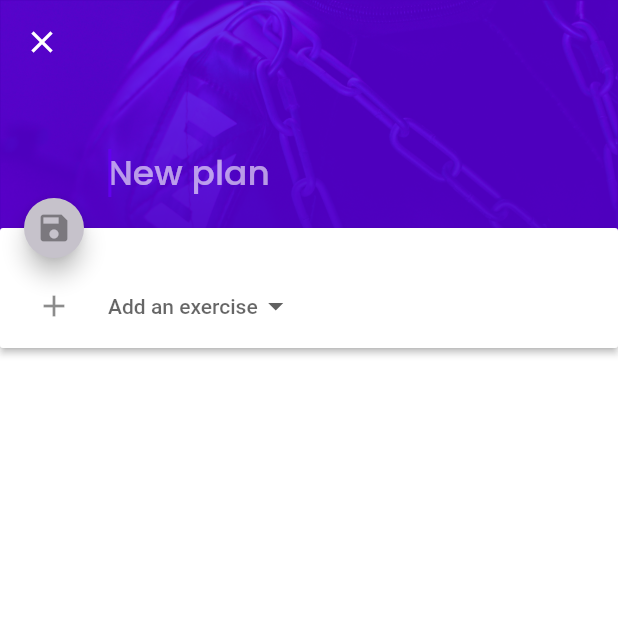
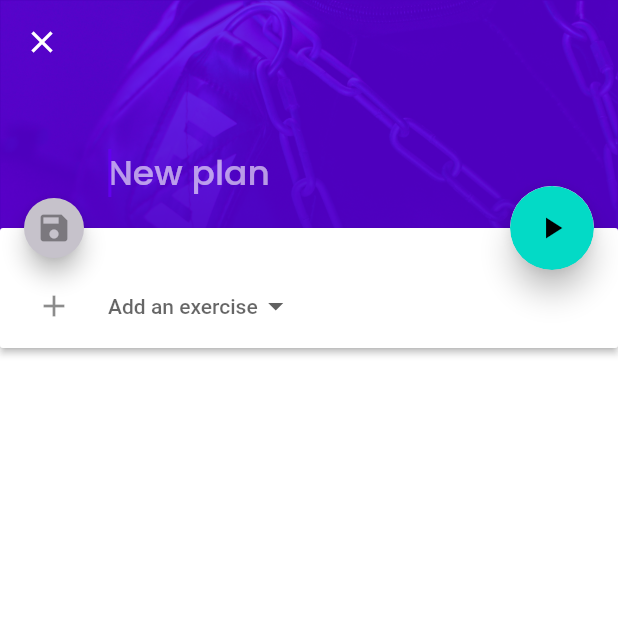
Before and after one commit to patakihara/rhythm_app, a Flutter app: the PlanPage screen opened directly, on a phone screen of 412 x 824 dp, the top half of it. Run offline on Flutter 3.47's test engine with Material 2 defaults, Android fonts, the phone set to English and light mode, and no system bars; our stand-ins replace audio_service, google_fonts, just_audio, material_design_icons_flutter, percent_indicator, shared_preferences and 1 more; missing offline and left inert: audio_session, flutter_media_notification, rubber; accounts and stored records are empty.

Commit message:
Improved fab animations
Also improved delete icon animation in PlanPage and ExercisePage

```diff
--- a/lib/plan_page.dart
+++ b/lib/plan_page.dart
@@ -27,6 +27,19 @@ class _PlanPageState extends State<PlanPage> with TickerProviderStateMixin {
   bool get editing => _editing;
   bool get changed => _changed;
   bool get deleting => _deleting;
+
+  set editing(bool value) {
+    setState(() {
+      _editing = value;
+    });
+    if (value)
+      editStateController.fling();
+    else
+      editStateController.fling(velocity: -1);
+  }
+
+  AnimationController editStateController;
+  Animation<double> fabSize;
 
   Plan plan;
 
@@ -131,6 +144,7 @@ class _PlanPageState extends State<PlanPage> with TickerProviderStateMixin {
       exerciseNames = <String>[];
       fromCard = false;
     }
+
     appBarHeightController = AnimationController(vsync: this, value: 0.0);
     appBarHeightController.addListener(() => animateExtent());
     scrollController.addListener(() {
@@ -141,6 +155,15 @@ class _PlanPageState extends State<PlanPage> with TickerProviderStateMixin {
           atTopOfList = true;
       });
     });
+
+    editStateController = AnimationController(vsync: this);
+    fabSize = Tween<double>(begin: 56, end: 0).animate(
+      CurvedAnimation(
+        parent: editStateController,
+        curve: Curves.ease,
+      ),
+    );
+
     super.initState();
     if (widget.plan == null) appBarHeightController.fling();
   }
@@ -420,17 +443,15 @@ class _PlanPageState extends State<PlanPage> with TickerProviderStateMixin {
           builder: (_) {
             return DiscardChangesDialog(context: context);
           }).then((discard) {
-        if (discard)
+        if (discard) editing = false;
         setState(() {
-            _editing = false;
           discardChanges();
         });
       });
       close = false;
     } else {
-      setState(() {
-        _editing = false;
-      });
+      editing = false;
+
       close = false;
     }
 
@@ -658,9 +679,7 @@ class _PlanPageState extends State<PlanPage> with TickerProviderStateMixin {
                       onPressed: (changed && valid) || !editing
                           ? () {
                               FocusScope.of(context).unfocus();
-                              setState(() {
-                                _editing = !editing;
-                              });
+                              editing = !editing;
                               if (!editing) {
                                 setState(() {
                                   _changed = false;
@@ -691,24 +710,36 @@ class _PlanPageState extends State<PlanPage> with TickerProviderStateMixin {
                           : null,
                       mini: true,
                     ),
-                    AnimatedContainer(
-                      margin: EdgeInsets.only(right: !editing ? 0 : 28),
-                      height: editing ? 0 : 56,
-                      width: editing ? 0 : 56,
-                      duration: Duration(milliseconds: 150),
-                      child: provider.Consumer<NowPlaying>(
-                        builder: (context, nowPlaying, child) =>
-                            FloatingActionButton(
-                          heroTag: 'playButton',
-                          child: AnimatedOpacity(
-                            opacity: editing ? 0 : 1,
-                            duration: Duration(milliseconds: 150),
+                    provider.Consumer<NowPlaying>(
+                      builder: (context, nowPlaying, child) => AnimatedBuilder(
+                        animation: editStateController,
+                        builder: (context, child) => Padding(
+                          padding:
+                              EdgeInsets.all((56 - fabSize.value.abs()) / 2),
+                          child: Material(
+                            shape: CircleBorder(),
+                            elevation: 8,
+                            child: ClipOval(
+                              child: SizedOverflowBox(
+                                size: Size.square(fabSize.value.abs()),
+                                child: FloatingActionButton(
+                                  heroTag: 'planBigFab',
+                                  child: ClipOval(
+                                    child: SizedOverflowBox(
+                                      size: Size.square(
+                                        (fabSize.value.abs() - 32).clamp(
+                                          0.0,
+                                          24.0,
+                                        ),
+                                      ),
                                       child: plan == null ||
                                               nowPlaying.empty ||
-                                    nowPlaying.plan.name != plan.name ||
+                                              nowPlaying.plan.name !=
+                                                  plan.name ||
                                               !nowPlaying.playing
                                           ? Icon(Icons.play_arrow)
                                           : Icon(Icons.pause),
+                                    ),
                                   ),
                                   onPressed: () {
                                     if (nowPlaying.empty ||
@@ -717,6 +748,10 @@ class _PlanPageState extends State<PlanPage> with TickerProviderStateMixin {
                                     else
                                       nowPlaying.togglePlay();
                                   },
+                                ),
+                              ),
+                            ),
+                          ),
                         ),
                       ),
                     ),
@@ -766,9 +801,16 @@ class _PlanPageState extends State<PlanPage> with TickerProviderStateMixin {
           automaticallyImplyLeading: false,
           leading: null,
           actions: [
-            if (plan != null && editing)
             IconButton(
-                icon: Icon(Icons.delete),
+              icon: AnimatedBuilder(
+                animation: editStateController,
+                builder: (context, child) => Opacity(
+                  opacity: editStateController.value,
+                  child: Icon(
+                    Icons.delete,
+                  ),
+                ),
+              ),
               onPressed: () {
                 setState(() {
                   _deleting = true;
```
Also changed, not shown: lib/exercise_page.dart (+100 -30 lines), lib/home_page.dart (+20 -10 lines). Lines whose indentation alone changed are shown as unchanged.
